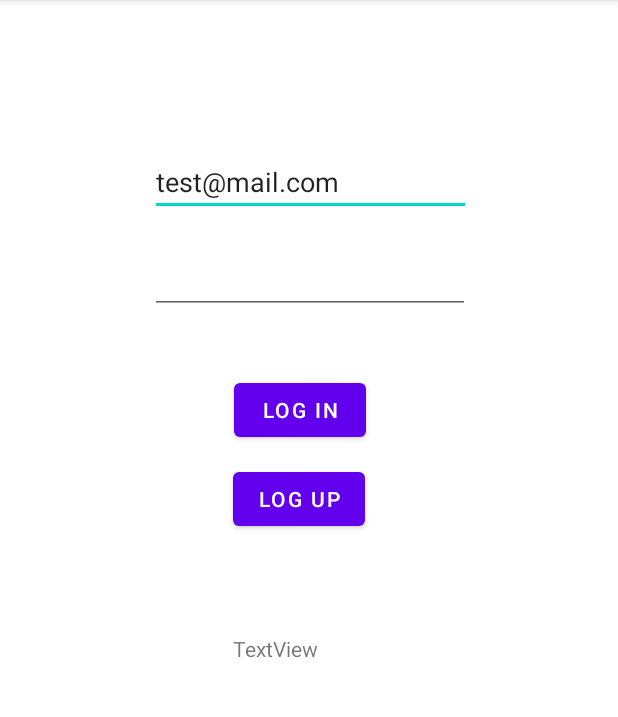
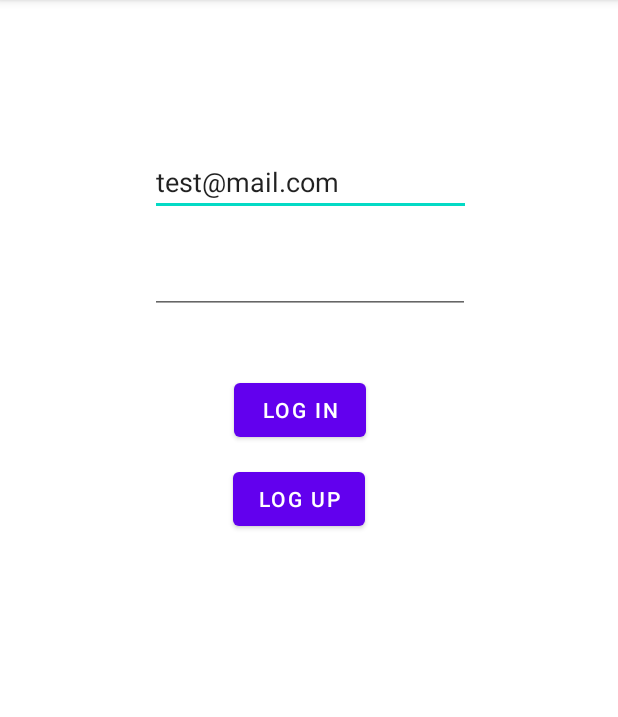
Before and after one commit to s14990/smb_proj4-5, an Android app: the screen it shows after launch (LoginActivityActivity), on a phone screen of 412 x 824 dp, the part 84-801 px from its top. Run offline under Robolectric (Android 15) with nearby library versions, the phone set to English and light mode, and no system bars; our stand-ins replace Firebase (no records; nobody signed in at launch, a user with empty details on screens opened directly).

Commit message:
Fixed SignUp

```diff
--- a/app/build.gradle
+++ b/app/build.gradle
@@ -47,6 +47,7 @@ dependencies {
     implementation platform('com.google.firebase:firebase-bom:26.2.0')
     implementation 'com.google.firebase:firebase-auth:19.3.1'
     implementation 'com.google.firebase:firebase-database-ktx:19.6.0'
+    implementation("org.jetbrains.kotlinx:kotlinx-coroutines-core:1.4.2")
     def room_version = "2.2.5"
 
     implementation "androidx.room:room-runtime:$room_version"
--- a/app/src/main/res/layout/login_activity.xml
+++ b/app/src/main/res/layout/login_activity.xml
@@ -49,13 +49,4 @@
         app:layout_constraintStart_toStartOf="parent"
         app:layout_constraintTop_toBottomOf="@+id/log_in_button" />
 
-    <TextView
-        android:id="@+id/loged_id"
-        android:layout_width="84dp"
-        android:layout_height="22dp"
-        android:layout_marginStart="155dp"
-        android:layout_marginTop="66dp"
-        android:text="TextView"
-        app:layout_constraintStart_toStartOf="parent"
-        app:layout_constraintTop_toBottomOf="@+id/register_button" />
 </androidx.constraintlayout.widget.ConstraintLayout>
```
Also changed, not shown: app/src/main/java/com/example/s14990_smb_proj1/ItemsAdapter.kt (+22 -6 lines), app/src/main/java/com/example/s14990_smb_proj1/MainActivity.kt (+21 -10 lines), app/src/main/java/com/example/s14990_smb_proj1/MainActivity2.kt (+14 -3 lines), app/src/main/java/com/example/s14990_smb_proj1/ShopItemViewModel.kt (+31 -23 lines).
